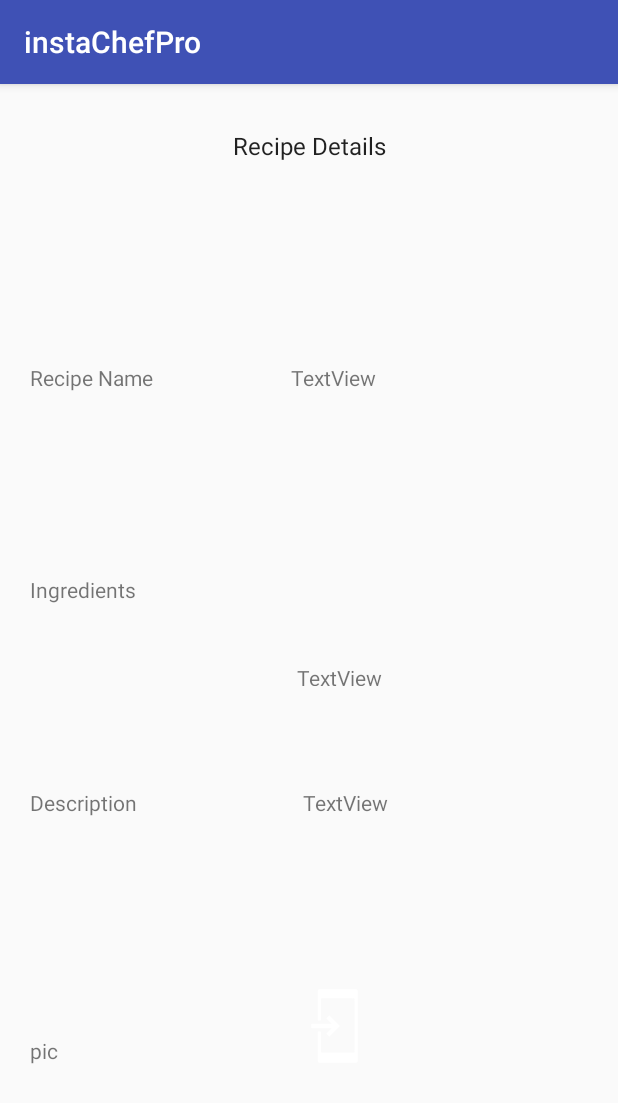
After one commit to Shergueta/instaChefPro, an Android app: the RecipeDetailsActivity screen opened directly, with no data from a screen before it, on a phone screen of 412 x 824 dp. The commit adds this screen. Shown: the top 1103 px of the screen. Run offline under Robolectric (Android 15) with nearby library versions, the phone set to English and light mode, and no system bars; our stand-ins replace Firebase (no records; nobody signed in at launch, a user with empty details on screens opened directly), Picasso; 4 statements that could not run were skipped.

Commit message:
add RecipeDetails Activity + connect to details from DB

```diff
--- a/app/src/main/AndroidManifest.xml
+++ b/app/src/main/AndroidManifest.xml
@@ -25,6 +25,11 @@
             android:theme="@style/AppTheme.NoActionBar" />
         <activity
             android:name=".Activities.RegisterActivity"
+            android:label="@string/app_name"
+            />
+
+        <activity
+            android:name=".Activities.RecipeDetailsActivity"
             android:label="@string/app_name" />
         <!--<activity android:name=".Activities.LoginActivity"></activity>-->
     </application>
--- /dev/null
+++ b/app/src/main/java/com/example/sharongueta/instachefpro/Activities/RecipeDetailsActivity.java
@@ -0,0 +1,101 @@
+package com.example.sharongueta.instachefpro.Activities;
+
+import android.arch.lifecycle.Observer;
+import android.arch.lifecycle.ViewModelProviders;
+import android.content.Intent;
+import android.os.Bundle;
+import android.support.annotation.Nullable;
+import android.support.v4.app.FragmentTransaction;
+import android.support.v7.app.AppCompatActivity;
+import android.view.View;
+import android.widget.ImageView;
+import android.widget.ProgressBar;
+import android.widget.TextView;
+
+import com.example.sharongueta.instachefpro.Model.Recipe;
+import com.example.sharongueta.instachefpro.R;
+import com.example.sharongueta.instachefpro.RecipeViewModel;
+import com.squareup.picasso.Callback;
+import com.squareup.picasso.NetworkPolicy;
+import com.squareup.picasso.Picasso;
+
+/**
+ * Created by sharongueta on 03/04/2018.
+ */
+
+public class RecipeDetailsActivity extends AppCompatActivity {
+
+
+    private String recipeId;
+
+    TextView recipeName;
+    TextView description;
+    TextView ingredients;
+    ImageView recipeImage;
+    RecipeViewModel recipeVm;
+    ProgressBar progressBar;
+
+    @Override
+    protected void onCreate(@Nullable Bundle savedInstanceState) {
+        super.onCreate(savedInstanceState);
+        setContentView(R.layout.recipe_details_screen);
+        Intent intent = getIntent();
+        recipeId = intent.getStringExtra("recipeId");
+        recipeVm = ViewModelProviders.of(this).get(RecipeViewModel.class);
+
+        FragmentTransaction fragmentTransaction = getSupportFragmentManager().beginTransaction();
+
+        bindWidgets();
+        populateData();
+    }
+
+
+    private void bindWidgets( ) {
+        recipeName= findViewById(R.id.recipe_details_recipeName);
+        description= findViewById(R.id.recipe_details_recipeDescription);
+        ingredients= findViewById(R.id.recipe_details_recipeIngredients);
+        recipeImage= findViewById(R.id.recipe_details_imageView);
+        progressBar = findViewById(R.id.recipe_details_progressBar);
+
+    }
+
+    private void populateData() {
+        progressBar.setVisibility(View.VISIBLE);
+        recipeVm.getRecipe(recipeId).observe(this, new Observer<Recipe>() {
+            @Override
+            public void onChanged(@Nullable Recipe recipe) {
+                progressBar.setVisibility(View.GONE);
+                //populateViewModel(recipe);
+                populateViewsWithData(recipe);
+            }
+        });
+    }
+
+
+//    private void populateViewModel(Recipe recipe) {
+//    }
+
+    private void populateViewsWithData( Recipe recipe){
+        recipeName.setText(recipe.getName());
+        ingredients.setText(recipe.getIngredients());
+        description.setText(recipe.getDescription());
+
+        setRecipeImage(recipe);
+
+    }
+
+    private void setRecipeImage(final Recipe recipe) {
+        if (recipe.getUrlPhoto() != null && !recipe.getUrlPhoto().equals("NO_LOGO"))
+            Picasso.with(getApplicationContext()).load(recipe.getUrlPhoto()).networkPolicy(NetworkPolicy.OFFLINE).into(recipeImage, new Callback() {
+                @Override
+                public void onSuccess() {
+
+                }
+
+                @Override
+                public void onError() {
+                    Picasso.with(getApplicationContext()).load(recipe.getUrlPhoto()).into(recipeImage);
+                }
+            });
+    }
+}
--- a/app/src/main/java/com/example/sharongueta/instachefpro/AddFragment.java
+++ b/app/src/main/java/com/example/sharongueta/instachefpro/AddFragment.java
@@ -43,6 +43,7 @@ public  class AddFragment extends Fragment implements View.OnClickListener {
     private EditText recipeName;
     private EditText description;
     private EditText ingredients;
+
 
     public AddFragment() {
     }
@@ -214,6 +215,7 @@ public  class AddFragment extends Fragment implements View.OnClickListener {
             @Override
             public void onChanged(@Nullable CreateRecipeRequest createRecipeRequest) {
                 progressBarFinish.setVisibility(View.GONE);
+
                 if (createRecipeRequest.isSuccess()){
 
                     Toast.makeText(getContext(), createRecipeRequest.getMessage(), Toast.LENGTH_SHORT).show();
--- /dev/null
+++ b/app/src/main/java/com/example/sharongueta/instachefpro/RecipeRepository.java
@@ -0,0 +1,46 @@
+package com.example.sharongueta.instachefpro;
+
+import android.arch.lifecycle.LiveData;
+import android.arch.lifecycle.MutableLiveData;
+
+import com.example.sharongueta.instachefpro.Model.Recipe;
+import com.google.firebase.database.DataSnapshot;
+import com.google.firebase.database.DatabaseError;
+import com.google.firebase.database.DatabaseReference;
+import com.google.firebase.database.FirebaseDatabase;
+import com.google.firebase.database.ValueEventListener;
+
+/**
+ * Created by sharongueta on 03/04/2018.
+ */
+
+class RecipeRepository {
+
+    FirebaseDatabase database = FirebaseDatabase.getInstance();
+
+    private static final RecipeRepository ourInstance = new RecipeRepository();
+
+    public static RecipeRepository getInstance() {
+        return ourInstance;
+    }
+
+    public LiveData<Recipe> getRecipe(String recipeId){
+
+        DatabaseReference recipeRef =  database.getReference("Recipes").child(recipeId);
+
+        final MutableLiveData <Recipe> recipeLiveDatae = new MutableLiveData<>();
+        recipeRef.addValueEventListener(new ValueEventListener() {
+            @Override
+            public void onDataChange(DataSnapshot dataSnapshot) {
+                recipeLiveDatae.setValue(dataSnapshot.getValue(Recipe.class));
+            }
+
+            @Override
+            public void onCancelled(DatabaseError databaseError) {
+
+            }
+        });
+        return recipeLiveDatae;
+    }
+
+}
--- /dev/null
+++ b/app/src/main/java/com/example/sharongueta/instachefpro/RecipeViewModel.java
@@ -0,0 +1,32 @@
+package com.example.sharongueta.instachefpro;
+
+import android.arch.lifecycle.LiveData;
+import android.arch.lifecycle.ViewModel;
+
+import com.example.sharongueta.instachefpro.Model.Recipe;
+
+/**
+ * Created by sharongueta on 03/04/2018.
+ */
+
+public class RecipeViewModel extends ViewModel {
+
+    private RecipeRepository recipeRepository;
+    private  UserRepository userRepository;
+
+
+    public RecipeViewModel() {
+
+        recipeRepository= RecipeRepository.getInstance();
+
+    }
+
+    public LiveData<Recipe> getRecipe(String recipeId){
+
+        return recipeRepository.getRecipe(recipeId);
+    }
+
+
+
+
+}
--- /dev/null
+++ b/app/src/main/res/layout/recipe_details_screen.xml
@@ -0,0 +1,130 @@
+<?xml version="1.0" encoding="utf-8"?>
+<android.support.constraint.ConstraintLayout xmlns:android="http://schemas.android.com/apk/res/android"
+    xmlns:app="http://schemas.android.com/apk/res-auto"
+    xmlns:tools="http://schemas.android.com/tools"
+    android:id="@+id/recipe_details"
+    android:layout_width="match_parent"
+    android:layout_height="match_parent">
+
+    <TextView
+        android:id="@+id/textView14"
+        android:layout_width="wrap_content"
+        android:layout_height="wrap_content"
+        android:layout_marginEnd="8dp"
+        android:layout_marginStart="8dp"
+        android:layout_marginTop="30dp"
+        android:text="Recipe Details"
+        android:textAppearance="@android:style/TextAppearance.DeviceDefault.Widget.TextView.SpinnerItem"
+        app:layout_constraintEnd_toEndOf="parent"
+        app:layout_constraintStart_toStartOf="parent"
+        app:layout_constraintTop_toTopOf="parent" />
+
+    <TextView
+        android:id="@+id/recipe_details1"
+        android:layout_width="wrap_content"
+        android:layout_height="wrap_content"
+        android:layout_marginBottom="40dp"
+        android:layout_marginStart="20dp"
+        android:layout_marginTop="60dp"
+        android:text="Recipe Name"
+        app:layout_constraintBottom_toTopOf="@+id/recipe_details2"
+        app:layout_constraintStart_toStartOf="parent"
+        app:layout_constraintTop_toBottomOf="@+id/textView14" />
+
+    <TextView
+        android:id="@+id/recipe_details_recipeName"
+        android:layout_width="wrap_content"
+        android:layout_height="wrap_content"
+        android:layout_marginEnd="8dp"
+        android:layout_marginStart="8dp"
+        android:text="TextView"
+        app:layout_constraintBaseline_toBaselineOf="@+id/recipe_details1"
+        app:layout_constraintEnd_toEndOf="parent"
+        app:layout_constraintHorizontal_bias="0.354"
+        app:layout_constraintStart_toEndOf="@+id/recipe_details1" />
+
+    <TextView
+        android:id="@+id/recipe_details2"
+        android:layout_width="wrap_content"
+        android:layout_height="wrap_content"
+        android:layout_marginBottom="40dp"
+        android:layout_marginStart="20dp"
+        android:layout_marginTop="8dp"
+        android:text="Ingredients"
+        app:layout_constraintBottom_toTopOf="@+id/recipe_details3"
+        app:layout_constraintStart_toStartOf="parent"
+        app:layout_constraintTop_toBottomOf="@+id/recipe_details1" />
+
+    <TextView
+        android:id="@+id/recipe_details_recipeIngredients"
+        android:layout_width="wrap_content"
+        android:layout_height="15dp"
+        android:layout_marginBottom="68dp"
+        android:layout_marginStart="8dp"
+        android:text="TextView"
+        app:layout_constraintBottom_toTopOf="@+id/recipe_details_recipeDescription"
+        app:layout_constraintEnd_toEndOf="@+id/recipe_details_recipeName"
+        app:layout_constraintStart_toStartOf="@+id/recipe_details_recipeName" />
+
+    <TextView
+        android:id="@+id/recipe_details3"
+        android:layout_width="wrap_content"
+        android:layout_height="wrap_content"
+        android:layout_marginBottom="40dp"
+        android:layout_marginStart="20dp"
+        android:layout_marginTop="8dp"
+        android:text="Description"
+        app:layout_constraintBottom_toTopOf="@+id/recipe_details4"
+        app:layout_constraintStart_toStartOf="parent"
+        app:layout_constraintTop_toBottomOf="@+id/recipe_details2" />
+
+    <TextView
+        android:id="@+id/recipe_details_recipeDescription"
+        android:layout_width="wrap_content"
+        android:layout_height="wrap_content"
+        android:layout_marginStart="8dp"
+        android:text="TextView"
+        app:layout_constraintBaseline_toBaselineOf="@+id/recipe_details3"
+        app:layout_constraintEnd_toEndOf="@+id/recipe_details_recipeIngredients"
+        app:layout_constraintStart_toStartOf="@+id/recipe_details_recipeIngredients" />
+
+    <TextView
+        android:id="@+id/recipe_details4"
+        android:layout_width="wrap_content"
+        android:layout_height="wrap_content"
+        android:layout_marginBottom="40dp"
+        android:layout_marginStart="20dp"
+        android:layout_marginTop="32dp"
+        android:text="pic"
+        app:layout_constraintBottom_toBottomOf="parent"
+        app:layout_constraintStart_toStartOf="parent"
+        app:layout_constraintTop_toBottomOf="@+id/recipe_details3" />
+
+    <ImageView
+        android:id="@+id/recipe_details_imageView"
+        android:layout_width="wrap_content"
+        android:layout_height="wrap_content"
+        android:layout_marginBottom="8dp"
+        android:layout_marginEnd="8dp"
+        android:layout_marginStart="8dp"
+        android:layout_marginTop="8dp"
+        app:layout_constraintBottom_toBottomOf="parent"
+        app:layout_constraintEnd_toEndOf="parent"
+        app:layout_constraintStart_toEndOf="@+id/recipe_details4"
+        app:layout_constraintTop_toBottomOf="@+id/recipe_details_recipeDescription"
+        app:srcCompat="@drawable/common_full_open_on_phone" />
+
+
+    <ProgressBar
+        android:id="@+id/recipe_details_progressBar"
+        style="?android:attr/progressBarStyle"
+        android:layout_width="wrap_content"
+        android:layout_height="wrap_content"
+        android:layout_marginBottom="8dp"
+        android:layout_marginEnd="8dp"
+        android:layout_marginStart="8dp"
+        android:visibility="gone"
+        app:layout_constraintBottom_toTopOf="@+id/recipe_details_imageView"
+        app:layout_constraintEnd_toEndOf="parent"
+        app:layout_constraintStart_toStartOf="parent" />
+</android.support.constraint.ConstraintLayout>
--- a/app/src/main/res/layout/recipe_detsils_screen.xml
+++ /dev/null
@@ -1,6 +0,0 @@
-<?xml version="1.0" encoding="utf-8"?>
-<android.support.constraint.ConstraintLayout
-    xmlns:android="http://schemas.android.com/apk/res/android" android:layout_width="match_parent"
-    android:layout_height="match_parent">
-
-</android.support.constraint.ConstraintLayout>
--- a/app/src/main/res/layout/recipe_screen.xml
+++ /dev/null
@@ -1,6 +0,0 @@
-<?xml version="1.0" encoding="utf-8"?>
-<android.support.constraint.ConstraintLayout
-    xmlns:android="http://schemas.android.com/apk/res/android" android:layout_width="match_parent"
-    android:layout_height="match_parent">
-
-</android.support.constraint.ConstraintLayout>
```
Also changed, not shown: app/src/main/java/com/example/sharongueta/instachefpro/ProfileFragment.java (+25 -19 lines), app/src/main/java/com/example/sharongueta/instachefpro/RecipeDetailsFragment.java (added, +101 -0 lines), app/src/main/java/com/example/sharongueta/instachefpro/RecipeFragment.java (deleted, +0 -24 lines), app/src/main/java/com/example/sharongueta/instachefpro/SearchFragment.java (+0 -10 lines), app/src/main/res/layout/search_screen.xml (+2 -14 lines).
